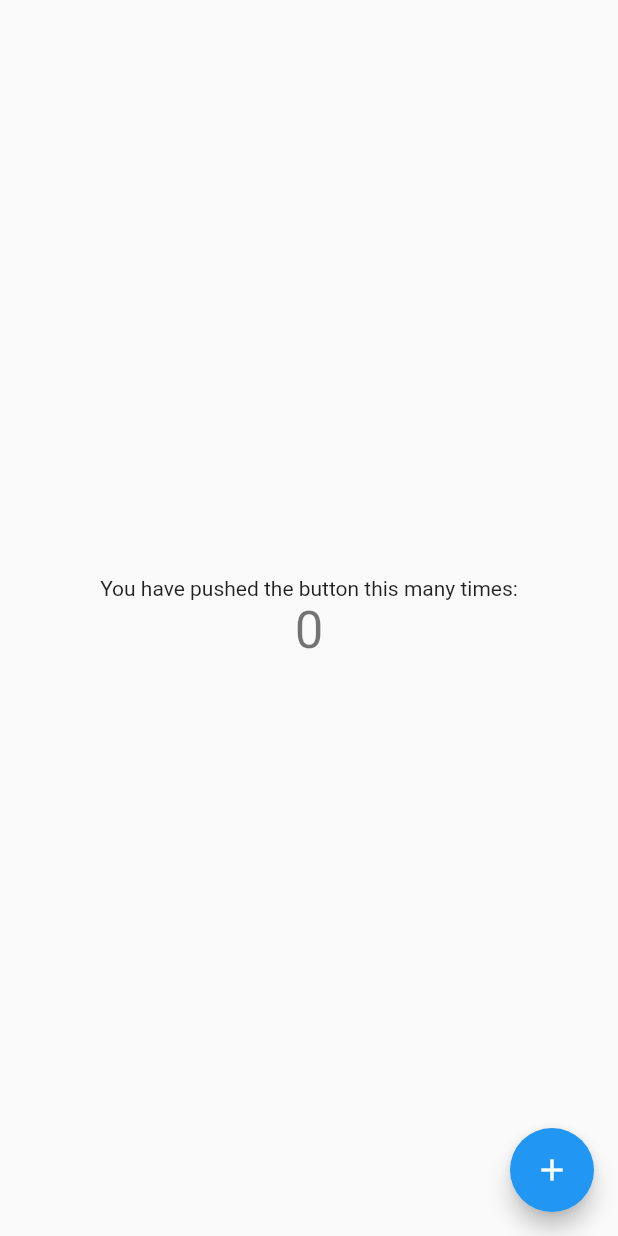
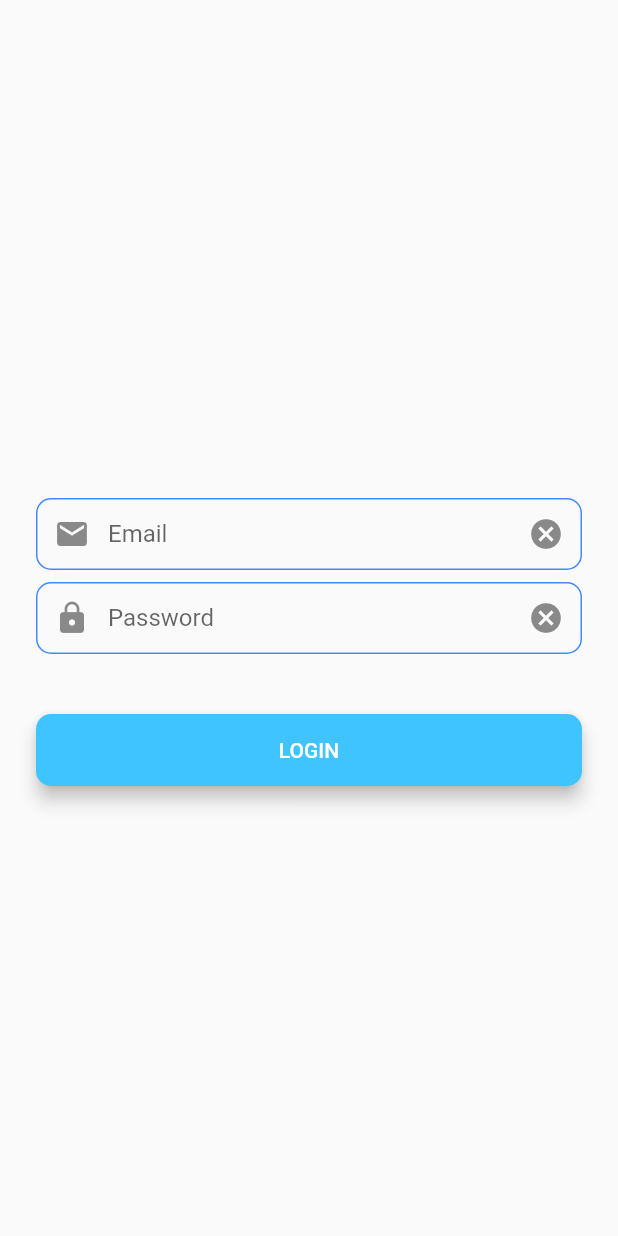
Before and after one commit to controlhabit/app, a Flutter app: the screen it shows after launch, on a phone screen of 412 x 824 dp. Run offline on Flutter 3.47's test engine with Material 2 defaults, Android fonts, the light colour scheme and no system bars; our stand-ins replace get.

Commit message:
[feat] #1 add login layout page

```diff
--- /dev/null
+++ b/lib/components/textfield.dart
@@ -0,0 +1,45 @@
+import 'package:flutter/material.dart';
+import 'package:get/get.dart';
+
+class testfieldController extends GetxController {
+  testfieldController();
+}
+
+class MyTextField extends StatelessWidget {
+  const MyTextField(
+      {Key? key,
+      required this.controller,
+      this.decoration,
+      this.labelText,
+      this.hintText,
+      this.prefixIcon,
+      this.obscureText = false})
+      : super(key: key);
+
+  final controller;
+  final decoration;
+  final labelText;
+  final hintText;
+  final prefixIcon;
+  final obscureText;
+
+  @override
+  Widget build(BuildContext context) {
+    return TextField(
+      controller: controller,
+      decoration: decoration.copyWith(
+        labelText: labelText,
+        hintText: hintText,
+        prefixIcon: prefixIcon,
+        suffixIcon: IconButton(
+          icon: const Icon(Icons.cancel),
+          onPressed: () {
+            controller.clear();
+          },
+        ),
+        // suffixIcon: null,
+      ),
+      obscureText: obscureText,
+    );
+  }
+}
--- /dev/null
+++ b/lib/constants/constants.dart
@@ -0,0 +1,18 @@
+import 'package:flutter/material.dart';
+
+var color = Colors.blueAccent;
+
+var kTextFieldDecoration = InputDecoration(
+  contentPadding: const EdgeInsets.symmetric(vertical: 10.0, horizontal: 20.0),
+  border: const OutlineInputBorder(
+    borderRadius: BorderRadius.all(Radius.circular(10)),
+  ),
+  enabledBorder: OutlineInputBorder(
+    borderSide: BorderSide(color: color, width: 1.0),
+    borderRadius: const BorderRadius.all(Radius.circular(10)),
+  ),
+  focusedBorder: const OutlineInputBorder(
+    borderSide: BorderSide(color: Colors.blueAccent, width: 2.0),
+    borderRadius: BorderRadius.all(Radius.circular(10)),
+  ),
+);
--- /dev/null
+++ b/lib/controller/login_controller.dart
@@ -0,0 +1,17 @@
+import 'package:flutter/material.dart';
+import 'package:get/get.dart';
+
+class LoginController extends GetxController {
+  LoginController();
+
+  final _loginid = ''.obs;
+  final _passwd = ''.obs;
+
+  String get loginid => _loginid.value;
+  set loginid(value) => _loginid.value = value;
+  String get passwd => _passwd.value;
+  set passwd(value) => _passwd.value = value;
+
+  final txtLoginid = TextEditingController();
+  final txtPasswd = TextEditingController();
+}
--- a/lib/main.dart
+++ b/lib/main.dart
@@ -1,63 +1,37 @@
 import 'package:flutter/material.dart';
+import 'package:controlhabit/screens/login/login_screen.dart';
+// import 'package:flutter_component/screens/main_screen.dart';
+// import 'package:flutter_component/screens/splash_screen.dart';
+import 'package:get/get.dart';
+
+// import 'services/auth_service.dart';
 
 void main() {
-  runApp(const MyApp());
-}
-
-class MyApp extends StatelessWidget {
-  const MyApp({super.key});
-
-  @override
-  Widget build(BuildContext context) {
-    return MaterialApp(
-      title: 'Flutter Demo',
+  runApp(
+    GetMaterialApp(
+      debugShowCheckedModeBanner: false,
       theme: ThemeData(
-        primarySwatch: Colors.blue,
-      ),
-      home: const MyHomePage(title: 'Flutter Demo Home Page'),
-    );
-  }
-}
-
-class MyHomePage extends StatefulWidget {
-  const MyHomePage({super.key, required this.title});
-  final String title;
-
-  @override
-  State<MyHomePage> createState() => _MyHomePageState();
-}
-
-class _MyHomePageState extends State<MyHomePage> {
-  int _counter = 0;
-
-  void _incrementCounter() {
-    setState(() {
-      _counter++;
-    });
-  }
-
-  @override
-  Widget build(BuildContext context) {
-    return Scaffold(
-      body: Center(
-        child: Column(
-          mainAxisAlignment: MainAxisAlignment.center,
-          children: <Widget>[
-            const Text(
-              'You have pushed the button this many times:',
-            ),
-            Text(
-              '$_counter',
-              style: Theme.of(context).textTheme.headlineMedium,
-            ),
-          ],
+        // primarySwatch: Colors.pink,
+        appBarTheme: const AppBarTheme(
+          backgroundColor: Colors.black,
         ),
       ),
-      floatingActionButton: FloatingActionButton(
-        onPressed: _incrementCounter,
-        tooltip: 'Increment',
-        child: const Icon(Icons.add),
-      ), // This trailing comma makes auto-formatting nicer for build methods.
-    );
-  }
+      initialRoute: "/login",
+      getPages: [
+        // GetPage(
+        //     name: "/",
+        //     page: () => const SplashScreen(),
+        //     transition: Transition.fade),
+        GetPage(
+            name: "/login",
+            page: () => LoginScreen(),
+            transition: Transition.fade),
+        // GetPage(
+        //     name: "/main",
+        //     page: () => const MainScreen(),
+        //     transition: Transition.downToUp,
+        //     middlewares: [AuthService()]),
+      ],
+    ),
+  );
 }
--- /dev/null
+++ b/lib/screens/login/login_screen.dart
@@ -0,0 +1,92 @@
+import 'package:flutter/material.dart';
+import 'package:get/get.dart';
+
+import '../../components/textfield.dart';
+import '../../constants/constants.dart';
+import '../../controller/login_controller.dart';
+
+class LoginScreen extends StatelessWidget {
+  LoginScreen({Key? key}) : super(key: key);
+
+  // final authController = Get.find<AuthController>();
+  final LoginController controller = Get.put(LoginController());
+
+  // static const storage = FlutterSecureStorage();
+
+  @override
+  Widget build(BuildContext context) {
+    // void login(loginid, passwd) async {
+    //   var result = await http.get(
+    //     Uri.parse(
+    //         '${config.serverUrl}/api/jwt?loginid=$loginid&passwd=$passwd'),
+    //   );
+    //   if (result.statusCode == 200) {
+    //     final parsed = json.decode(result.body);
+    //     if (parsed['code'] == 'ok') {
+    //       authController.authenticated = true;
+    //       await storage.write(key: 'token', value: 'bearer ${parsed['token']}');
+    //       await storage.write(key: 'login', value: 'id');
+    //       await Get.offAllNamed("/main");
+    //     }
+    //   } else {}
+    // }
+
+    return Scaffold(
+      body: Padding(
+        padding: const EdgeInsets.symmetric(horizontal: 24.0),
+        child: Column(
+          mainAxisAlignment: MainAxisAlignment.center,
+          crossAxisAlignment: CrossAxisAlignment.stretch,
+          children: [
+            const SizedBox(
+              height: 48.0,
+            ),
+            MyTextField(
+                controller: controller.txtLoginid,
+                decoration: kTextFieldDecoration,
+                labelText: 'Email',
+                hintText: 'Enter your email',
+                prefixIcon: const Icon(Icons.email)),
+            const SizedBox(
+              height: 8.0,
+            ),
+            MyTextField(
+              controller: controller.txtPasswd,
+              decoration: kTextFieldDecoration,
+              labelText: 'Password',
+              hintText: 'Enter your password',
+              prefixIcon: const Icon(Icons.lock),
+              obscureText: true,
+            ),
+            const SizedBox(
+              height: 24.0,
+            ),
+            // const Text(
+            //   '아이디를 확인해 주세요.',
+            //   style: TextStyle(color: Colors.red),
+            // ),
+            Padding(
+              padding: const EdgeInsets.symmetric(vertical: 16.0),
+              child: Material(
+                elevation: 5.0,
+                color: Colors.lightBlueAccent,
+                borderRadius: BorderRadius.circular(10.0),
+                child: MaterialButton(
+                  onPressed: () {
+                    // login(
+                    //     controller.txtLoginid.text, controller.txtPasswd.text);
+                  },
+                  minWidth: 200.0,
+                  height: 42.0,
+                  child: const Text('LOGIN',
+                      style:
+                          TextStyle(color: Color.fromARGB(255, 255, 255, 255))),
+                ),
+              ),
+            ),
+          ],
+        ),
+      ),
+    );
+  }
+}
```
Also changed, not shown: pubspec.yaml (+3 -74 lines), pubspec.lock.
